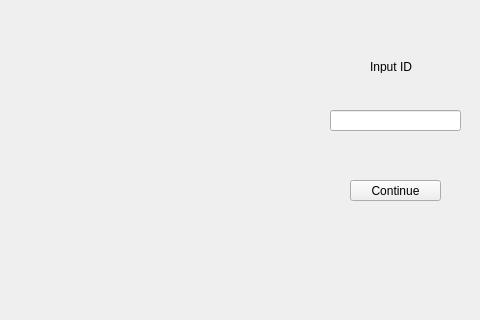
Before: the Qt Designer form Admin/mainwindow.ui in Corne1401/StrucProject3, drawn with Qt 5; both pictures show x 0 to 480 and y 0 to 320 of the 800 by 600 pixel window.
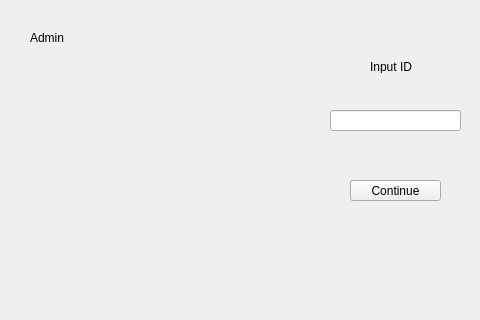
After: the same form once the commit is applied.

The edit to the form file:
```diff
--- a/Admin/mainwindow.ui
+++ b/Admin/mainwindow.ui
@@ -50,6 +50,19 @@
      <string>Continue</string>
     </property>
    </widget>
+   <widget class="QLabel" name="label_2">
+    <property name="geometry">
+     <rect>
+      <x>30</x>
+      <y>30</y>
+      <width>55</width>
+      <height>16</height>
+     </rect>
+    </property>
+    <property name="text">
+     <string>Admin</string>
+    </property>
+   </widget>
   </widget>
   <widget class="QStatusBar" name="statusbar"/>
  </widget>
```
